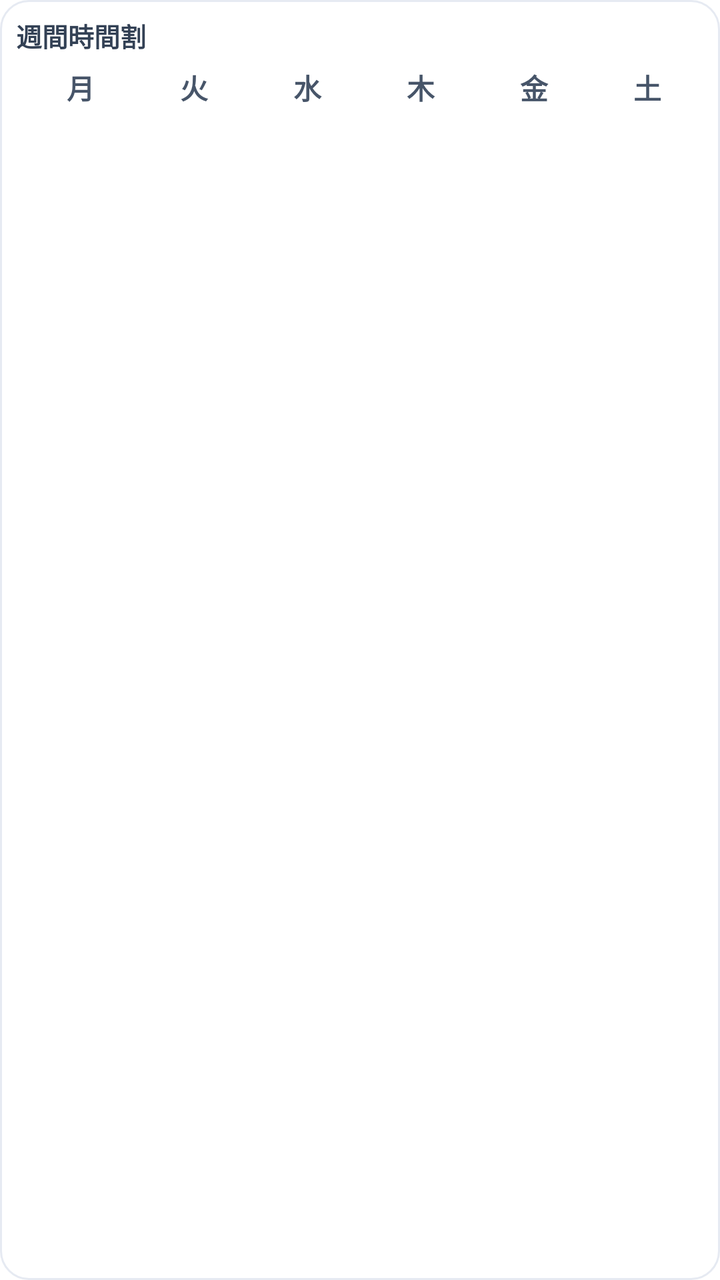
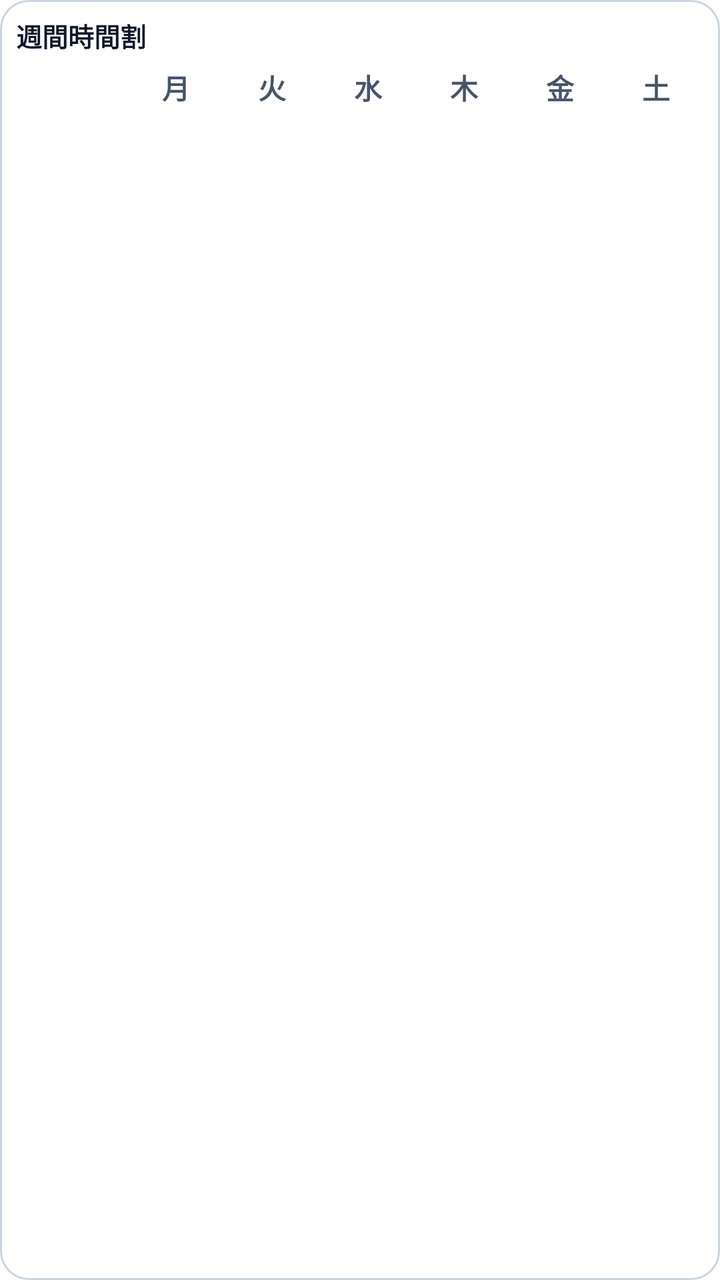

Two renders of the same Android screen: before a commit and after it. Below are the layout's source before the change and the commit's diff.
<!-- AndroidManifest.xml: fallback theme Theme.MaterialComponents.DayNight.NoActionBar -->
<!-- res/layout/weekly_full_schedule_widget.xml -->
<?xml version="1.0" encoding="utf-8"?>
<LinearLayout xmlns:android="http://schemas.android.com/apk/res/android"
    android:id="@+id/widget_container"
    android:layout_width="match_parent"
    android:layout_height="match_parent"
    android:orientation="vertical"
    android:paddingTop="8dp"
    android:paddingStart="8dp"
    android:paddingEnd="8dp"
    android:paddingBottom="4dp"
    android:gravity="top"
    android:clipChildren="false"
    android:clipToPadding="false"
    android:background="@drawable/widget_surface_bg">

    <TextView
        android:id="@+id/weekly_title"
        android:layout_width="match_parent"
        android:layout_height="wrap_content"
        android:text="週間時間割"
        android:textStyle="bold"
        android:textSize="13sp"
        android:textColor="#334155"
        android:paddingBottom="4dp" />

    <LinearLayout
        android:layout_width="match_parent"
        android:layout_height="wrap_content"
        android:orientation="horizontal"
        android:clipChildren="false">

        <LinearLayout
            android:id="@+id/periods_container"
            android:layout_width="wrap_content"
            android:layout_height="wrap_content"
            android:orientation="vertical"
            android:paddingEnd="4dp">

            <TextView
                android:layout_width="wrap_content"
                android:layout_height="wrap_content"
                android:text=""
                android:textSize="11sp"
                android:paddingTop="2dp"
                android:paddingBottom="2dp" />

            <LinearLayout
                android:id="@+id/periods_list"
                android:layout_width="wrap_content"
                android:layout_height="wrap_content"
                android:orientation="vertical" />
        </LinearLayout>

        <LinearLayout
            android:id="@+id/days_row"
            android:layout_width="0dp"
            android:layout_height="wrap_content"
            android:layout_weight="1"
            android:orientation="horizontal"
            android:clipChildren="false">

        
        <LinearLayout
            android:id="@+id/monday_container"
            android:layout_width="0dp"
            android:layout_height="wrap_content"
            android:layout_weight="1"
            android:orientation="vertical"
            android:padding="2dp">

            <TextView
                android:id="@+id/monday_label"
                android:layout_width="match_parent"
                android:layout_height="wrap_content"
                android:text="月"
                android:textStyle="bold"
                android:textColor="#475569"
                android:gravity="center" />

            <LinearLayout
                android:id="@+id/monday_classes"
                android:layout_width="match_parent"
                android:layout_height="wrap_content"
                android:orientation="vertical" />
        </LinearLayout>

        
        <LinearLayout
            android:id="@+id/tuesday_container"
            android:layout_width="0dp"
            android:layout_height="wrap_content"
            android:layout_weight="1"
            android:orientation="vertical"
            android:padding="2dp">

            <TextView
                android:id="@+id/tuesday_label"
                android:layout_width="match_parent"
                android:layout_height="wrap_content"
                android:text="火"
                android:textStyle="bold"
                android:textColor="#475569"
                android:gravity="center" />

            <LinearLayout
                android:id="@+id/tuesday_classes"
                android:layout_width="match_parent"
                android:layout_height="wrap_content"
                android:orientation="vertical" />
        </LinearLayout>

        
        <LinearLayout
            android:id="@+id/wednesday_container"
            android:layout_width="0dp"
            android:layout_height="wrap_content"
            android:layout_weight="1"
            android:orientation="vertical"
            android:padding="2dp">

            <TextView
                android:id="@+id/wednesday_label"
                android:layout_width="match_parent"
                android:layout_height="wrap_content"
                android:text="水"
                android:textStyle="bold"
                android:textColor="#475569"
                android:gravity="center" />

            <LinearLayout
                android:id="@+id/wednesday_classes"
                android:layout_width="match_parent"
                android:layout_height="wrap_content"
                android:orientation="vertical" />
        </LinearLayout>

        
        <LinearLayout
            android:id="@+id/thursday_container"
            android:layout_width="0dp"
            android:layout_height="wrap_content"
            android:layout_weight="1"
            android:orientation="vertical"
            android:padding="2dp">

            <TextView
                android:id="@+id/thursday_label"
                android:layout_width="match_parent"
                android:layout_height="wrap_content"
                android:text="木"
                android:textStyle="bold"
                android:textColor="#475569"
                android:gravity="center" />

            <LinearLayout
                android:id="@+id/thursday_classes"
                android:layout_width="match_parent"
                android:layout_height="wrap_content"
                android:orientation="vertical" />
        </LinearLayout>

        
        <LinearLayout
            android:id="@+id/friday_container"
            android:layout_width="0dp"
            android:layout_height="wrap_content"
            android:layout_weight="1"
            android:orientation="vertical"
            android:padding="2dp">

            <TextView
                android:id="@+id/friday_label"
                android:layout_width="match_parent"
                android:layout_height="wrap_content"
                android:text="金"
                android:textStyle="bold"
                android:textColor="#475569"
                android:gravity="center" />

            <LinearLayout
                android:id="@+id/friday_classes"
                android:layout_width="match_parent"
                android:layout_height="wrap_content"
                android:orientation="vertical" />
        </LinearLayout>

        
        <LinearLayout
            android:id="@+id/saturday_container"
            android:layout_width="0dp"
            android:layout_height="wrap_content"
            android:layout_weight="1"
            android:orientation="vertical"
            android:padding="2dp">

            <TextView
                android:id="@+id/saturday_label"
                android:layout_width="match_parent"
                android:layout_height="wrap_content"
                android:text="土"
                android:textStyle="bold"
                android:textColor="#475569"
                android:gravity="center" />

            <LinearLayout
                android:id="@+id/saturday_classes"
                android:layout_width="match_parent"
                android:layout_height="wrap_content"
                android:orientation="vertical" />
        </LinearLayout>
        </LinearLayout>
    </LinearLayout>

</LinearLayout>
<!-- resources referenced by this layout -->
<resources>
  <!-- drawable widget_surface_bg (drawable) -->
  <?xml version="1.0" encoding="utf-8"?>
  <shape xmlns:android="http://schemas.android.com/apk/res/android" android:shape="rectangle">
      <solid android:color="#FFFFFF" />
      <corners android:radius="14dp" />
      <stroke
          android:width="1dp"
          android:color="#E6EAF2" />
  </shape>
</resources>

<!-- the commit's change to res/layout/weekly_full_schedule_widget.xml (unified diff, before → after) -->
@@ -20,10 +20,23 @@
         android:text="週間時間割"
         android:textStyle="bold"
         android:textSize="13sp"
-        android:textColor="#334155"
+        android:textColor="@color/widget_on_surface"
+        android:maxLines="1"
+        android:ellipsize="end"
         android:paddingBottom="4dp" />
 
+    <TextView
+        android:id="@+id/weekly_resize_hint"
+        android:layout_width="match_parent"
+        android:layout_height="wrap_content"
+        android:paddingTop="8dp"
+        android:text="各時限の時刻を表示するには、ウィジェットを縦に広げてください"
+        android:textSize="12sp"
+        android:textColor="@color/widget_secondary"
+        android:visibility="gone" />
+
     <LinearLayout
+        android:id="@+id/weekly_grid"
         android:layout_width="match_parent"
         android:layout_height="wrap_content"
         android:orientation="horizontal"
@@ -31,14 +44,15 @@
 
         <LinearLayout
             android:id="@+id/periods_container"
-            android:layout_width="wrap_content"
-            android:layout_height="wrap_content"
-            android:orientation="vertical"
+            android:layout_width="56dp"
+            android:layout_height="wrap_content"
+            android:orientation="vertical"
+            android:paddingTop="2dp"
             android:paddingEnd="4dp">
 
             <TextView
                 android:layout_width="wrap_content"
-                android:layout_height="wrap_content"
+                android:layout_height="20dp"
                 android:text=""
                 android:textSize="11sp"
                 android:paddingTop="2dp"
@@ -71,10 +85,10 @@
             <TextView
                 android:id="@+id/monday_label"
                 android:layout_width="match_parent"
-                android:layout_height="wrap_content"
+                android:layout_height="20dp"
                 android:text="月"
                 android:textStyle="bold"
-                android:textColor="#475569"
+                android:textColor="@color/widget_secondary"
                 android:gravity="center" />
 
             <LinearLayout
@@ -96,10 +110,10 @@
             <TextView
                 android:id="@+id/tuesday_label"
                 android:layout_width="match_parent"
-                android:layout_height="wrap_content"
+                android:layout_height="20dp"
                 android:text="火"
                 android:textStyle="bold"
-                android:textColor="#475569"
+                android:textColor="@color/widget_secondary"
                 android:gravity="center" />
 
             <LinearLayout
@@ -121,10 +135,10 @@
             <TextView
                 android:id="@+id/wednesday_label"
                 android:layout_width="match_parent"
-                android:layout_height="wrap_content"
+                android:layout_height="20dp"
                 android:text="水"
                 android:textStyle="bold"
-                android:textColor="#475569"
+                android:textColor="@color/widget_secondary"
                 android:gravity="center" />
 
             <LinearLayout
@@ -146,10 +160,10 @@
             <TextView
                 android:id="@+id/thursday_label"
                 android:layout_width="match_parent"
-                android:layout_height="wrap_content"
+                android:layout_height="20dp"
                 android:text="木"
                 android:textStyle="bold"
-                android:textColor="#475569"
+                android:textColor="@color/widget_secondary"
                 android:gravity="center" />
 
             <LinearLayout
@@ -171,10 +185,10 @@
             <TextView
                 android:id="@+id/friday_label"
                 android:layout_width="match_parent"
-                android:layout_height="wrap_content"
+                android:layout_height="20dp"
                 android:text="金"
                 android:textStyle="bold"
-                android:textColor="#475569"
+                android:textColor="@color/widget_secondary"
                 android:gravity="center" />
 
             <LinearLayout
@@ -196,10 +210,10 @@
             <TextView
                 android:id="@+id/saturday_label"
                 android:layout_width="match_parent"
-                android:layout_height="wrap_content"
+                android:layout_height="20dp"
                 android:text="土"
                 android:textStyle="bold"
-                android:textColor="#475569"
+                android:textColor="@color/widget_secondary"
                 android:gravity="center" />
 
             <LinearLayout
<!-- resource entries referenced after the edit -->
@@ -1,13 +1,17 @@
 <!-- resources referenced by this layout -->
 <resources>
+  <color name="widget_on_surface">#0F172A</color>
+  <color name="widget_secondary">#475569</color>
   <!-- drawable widget_surface_bg (drawable) -->
   <?xml version="1.0" encoding="utf-8"?>
   <shape xmlns:android="http://schemas.android.com/apk/res/android" android:shape="rectangle">
-      <solid android:color="#FFFFFF" />
+      <solid android:color="@color/widget_surface" />
       <corners android:radius="14dp" />
       <stroke
           android:width="1dp"
-          android:color="#E6EAF2" />
+          android:color="@color/widget_outline" />
   </shape>
+  <color name="widget_surface">#FFFFFF</color>
+  <color name="widget_outline">#CBD5E1</color>
 </resources>
 
